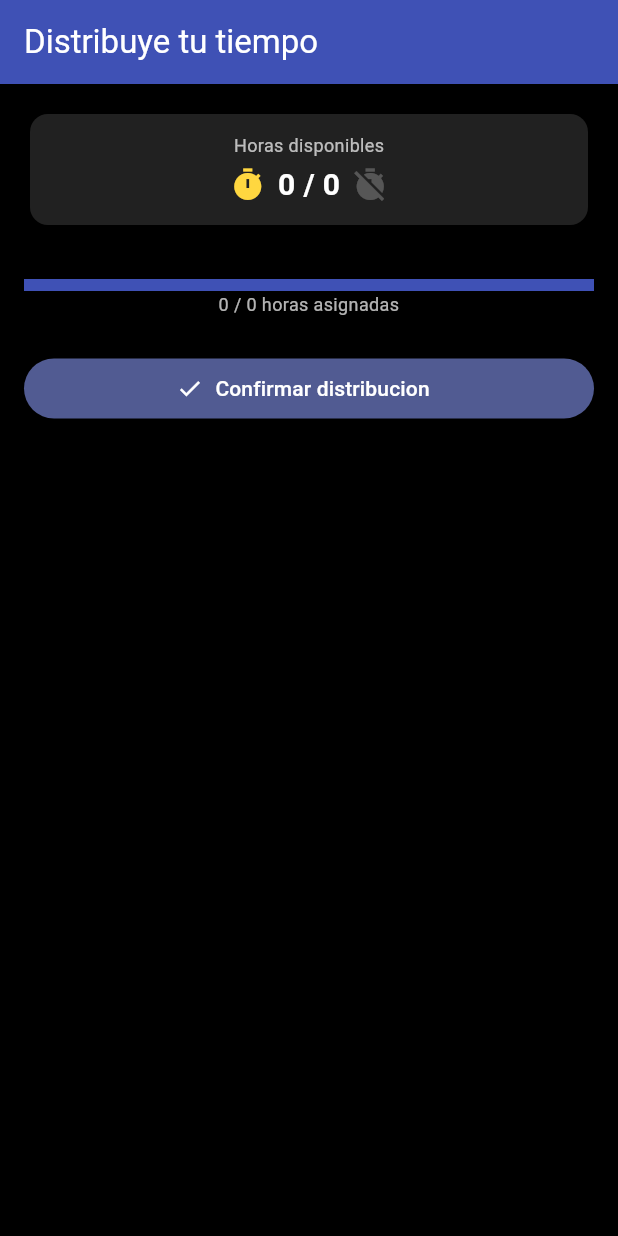
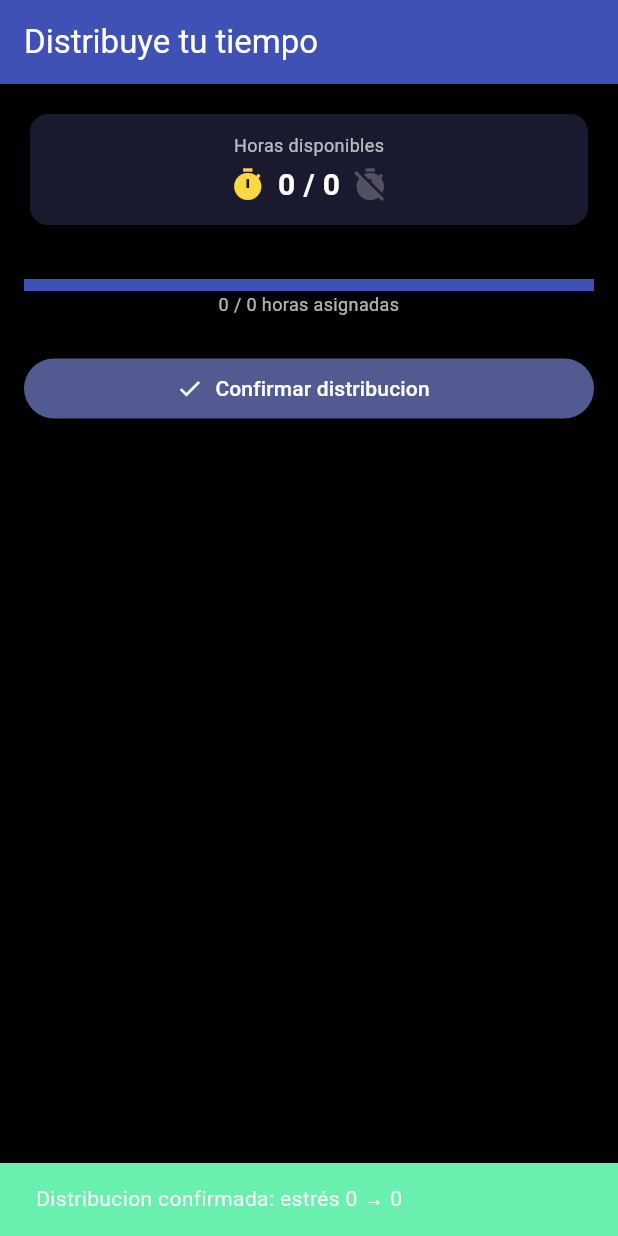
Before and after one commit to MiguelAVargasP/Proyecto-Integrador-III, a Flutter app: the _GestionTiempoScreen screen opened directly with empty values, after a tap on "Confirmar distribucion", on a phone screen of 412 x 824 dp. Run offline on Flutter 3.47's test engine with Material 3 defaults, Android fonts, the phone set to English and light mode, and no system bars; our stand-ins replace shared_preferences; accounts and stored records are empty.

Commit message:
US-13 retroalimentacion inmediata: SnackBar visual al confirmar distribucion de tiempo
- Se muestra feedback instantaneo con delta de estrés durante la confirmacion
- Color del SnackBar indica nivel de estrés resultante (verde/amber/rojo)

```diff
--- a/lib/features/gestion_tiempo/gestion_tiempo_screen.dart
+++ b/lib/features/gestion_tiempo/gestion_tiempo_screen.dart
@@ -98,6 +98,30 @@
       estadoJuego.registrarTiempo(entry.key, entry.value);
     }
     estadoJuego.completarEtapa();
+    // US-13: retroalimentacion inmediata visual al confirmar asignacion
+    final prevEstres = estadoJuego.nivelEstres;
+    // Calcula el delta de estres que genero esta decision
+    int deltaTotal = 0;
+    for (final entry in widget.actividades.entries) {
+      final (_, deltaEstres) = entry.value;
+      final horas = _asignaciones[entry.key] ?? 0;
+      deltaTotal += deltaEstres * horas;
+    }
+    // Aplica el delta al mostrar feedback (el estado ya fue registrado)
+    final nuevoEstres = (prevEstres + deltaTotal).clamp(0, 100);
+    ScaffoldMessenger.of(context).showSnackBar(
+      SnackBar(
+        content: Text(
+          'Distribucion confirmada: estrés ${prevEstres} → ${nuevoEstres}',
+        ),
+        backgroundColor: nuevoEstres > 60
+            ? Colors.redAccent
+            : nuevoEstres > 30
+                ? Colors.amberAccent
+                : Colors.greenAccent,
+        duration: const Duration(seconds: 3),
+      ),
+    );
     widget.onCompletada();
   }
 
@@ -116,7 +140,7 @@
           crossAxisAlignment: CrossAxisAlignment.stretch,
           children: [
             Card(
-              color: Colors.grey[900],
+              color: const Color(0xFF1A1A2E),
               child: Padding(
                 padding: const EdgeInsets.all(12),
                 child: Column(
```
